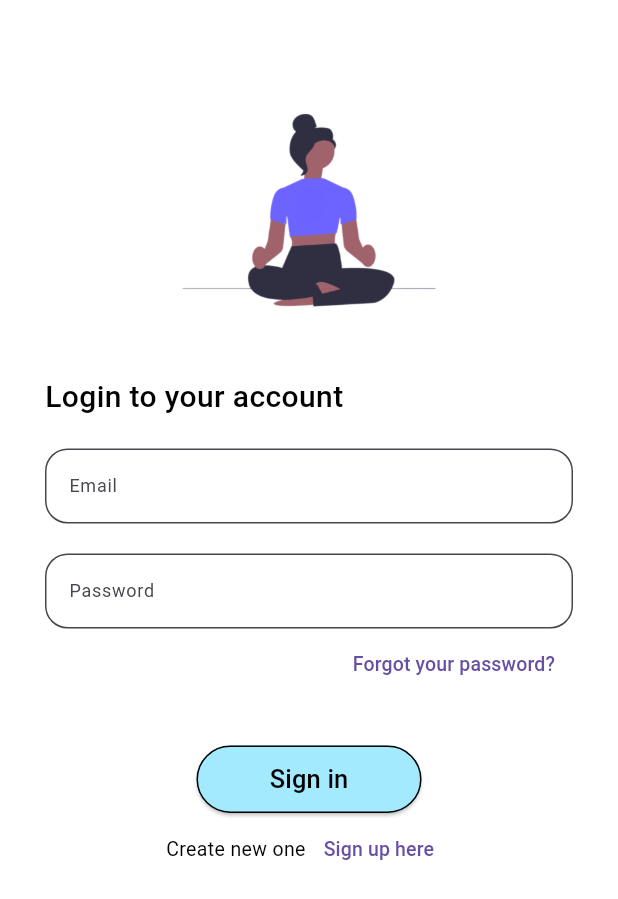
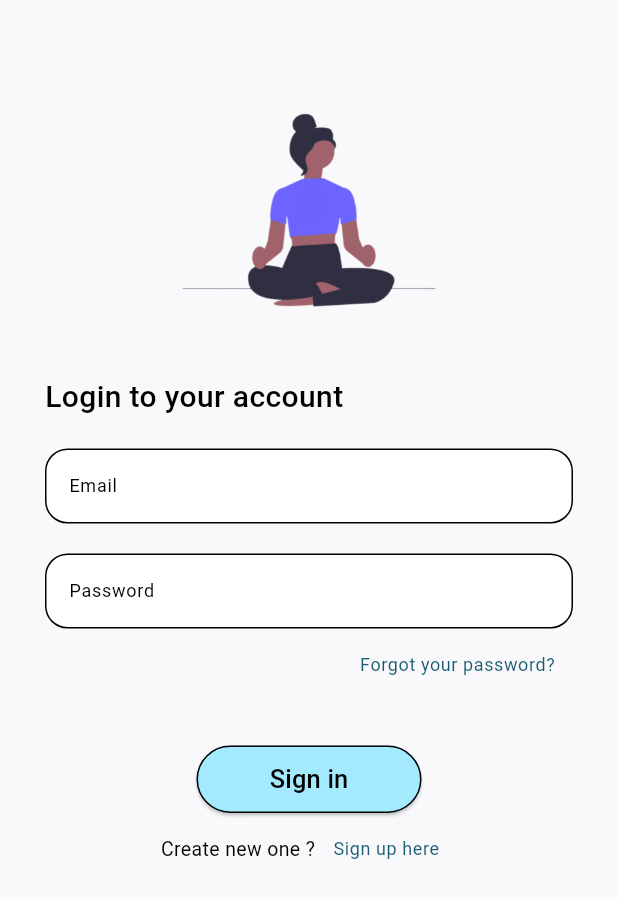
Before and after one commit to hanhan1310/improve_me, a Flutter app: the screen it shows after launch, on a phone screen of 412 x 824 dp. Shown: the top 899 px of the screen. Run offline on Flutter 3.47's test engine with Material 3 defaults, Android fonts, the light colour scheme and no system bars; our stand-ins replace animated_splash_screen, cloud_firestore, firebase_auth, firebase_core, fl_chart, get and 1 more; missing offline and left inert: firebase_app_check; accounts and stored records are empty.

Commit message:
update theme

```diff
--- a/lib/common_module/authentication/log_in/login_screen.dart
+++ b/lib/common_module/authentication/log_in/login_screen.dart
@@ -189,7 +189,7 @@ class _LoginScreenState extends State<LoginScreen> {
                     onPressed: () {},
                     child: Text(
                       "forgotPassword".tr,
-                      style: TextStyle(fontSize: 13),
+                      style: Theme.of(context).textTheme.bodySmall,
                     ),
                   ),
                 ],
@@ -240,7 +240,7 @@ class _LoginScreenState extends State<LoginScreen> {
                     },
                     child: Text(
                       "signUp".tr,
-                      style: TextStyle(fontSize: 13),
+                      style: Theme.of(context).textTheme.bodySmall,
                     ),
                   ),
                 ],
--- a/lib/config/localization/local_string.dart
+++ b/lib/config/localization/local_string.dart
@@ -5,10 +5,11 @@ class LocalString extends Translations {
   @override
   Map<String, Map<String, String>> get keys => {
     "en_US" : {
+      "noExercise": "You haven't work-out yet!",
       "loginToYourAccount": "Login to your account",
       "password": "Password",
       "forgotPassword": "Forgot your password?",
-      "createAccount": "Create new one",
+      "createAccount": "Create new one ?",
       "signIn": "Sign in",
       "signUp": "Sign up here",
       "searching": "Searching...",
@@ -48,10 +49,11 @@ class LocalString extends Translations {
 
     },
     "vi_VI" : {
+      "noExercise": "Bạn chưa tập luyện!",
       "loginToYourAccount": "Đăng nhập",
       "password": "Mật khẩu",
       "forgotPassword": "Quên mật khẩu?",
-      "createAccount": "Tạo tài khoản mới",
+      "createAccount": "Tạo tài khoản mới ?",
       "signIn": "Đăng nhập",
       "signUp": "Đăng kí ở đây",
       "searching": "Tìm kiếm...",
--- a/lib/config/theme/theme.dart
+++ b/lib/config/theme/theme.dart
@@ -3,24 +3,70 @@ import 'package:flutter/material.dart';
 class ThemeApp {
   static final dark = ThemeData(
     brightness: Brightness.dark,
-    primaryColor: Color(0xff6C48C5),
-    scaffoldBackgroundColor: Color(0xffC68FE6),
-    appBarTheme: AppBarTheme(color: Color(0xff1230AE),),
-    textTheme: ThemeData.dark().textTheme.apply(
-      bodyColor: Colors.white,
-      displayColor: Colors.white,
+    primaryColor: Color(0xffc157e1),
+    scaffoldBackgroundColor: Color(0xff190520),
+    appBarTheme: AppBarTheme(
+      color: Color(0xffc157e1),
+      elevation: 2,
+      iconTheme: IconThemeData(color: Colors.white),
+      titleTextStyle: TextStyle(color: Colors.white, fontSize: 20, fontWeight: FontWeight.bold),
     ),
-
+    floatingActionButtonTheme: FloatingActionButtonThemeData(
+      backgroundColor: Color(0xffc157e1),
+    ),
+    textTheme: TextTheme(
+      headlineMedium: TextStyle(
+        color: Colors.white,
+      ),
+      bodySmall: TextStyle(
+          color: Colors.white,
+      ),
+      titleSmall: TextStyle(
+        color: Colors.white,
+      ),
+      bodyMedium: TextStyle(
+          color: Colors.white,
+      ),
+    ),
+    colorScheme: ColorScheme.dark(
+      primary: Color(0xffc157e1),
+      onPrimary: Colors.white, // Màu chữ trên ElevatedButton
+      secondary: Colors.white,
+    ),
   );
 
   static final light = ThemeData(
     brightness: Brightness.light,
-    scaffoldBackgroundColor: Colors.white,
-    appBarTheme: AppBarTheme(color: Color(0xffA3EAFF)),
-    textTheme: ThemeData.light().textTheme.apply(
-      bodyColor: Colors.black,
-      displayColor: Colors.black,
+    primaryColor: Colors.white,
+    scaffoldBackgroundColor: Color(0xffF9F9FB),
+    appBarTheme: AppBarTheme(
+      color: Color(0xffA3EAFF),
+      elevation: 2,
+      iconTheme: IconThemeData(color: Colors.black),
+      titleTextStyle: TextStyle(color: Colors.black, fontSize: 20, fontWeight: FontWeight.bold),
     ),
+    floatingActionButtonTheme: FloatingActionButtonThemeData(
+      backgroundColor: Color(0xffA3EAFF),
+    ),
+    textTheme: TextTheme(
+      headlineMedium: TextStyle(
+        color: Color(0xff3A3A3A),
+      ),
+      bodySmall: TextStyle(
+        color: Color(0xff195c71),
+      ),
+      titleSmall: TextStyle(
+        color: Colors.black,
+      ),
+      bodyMedium: TextStyle(
+          color: Colors.black,
+      ),
+    ),
+    colorScheme: ColorScheme.light(
+      primary: Color(0xffA3EAFF),
+      onPrimary: Colors.black,
+      secondary: Color(0xff40b4d6),
+    ),
+  );
 
-  );
 }
--- a/lib/main.dart
+++ b/lib/main.dart
@@ -28,7 +28,6 @@ class MyApp extends StatelessWidget {
       locale: const Locale("en", "US"),
       theme: ThemeApp.light,
       darkTheme: ThemeApp.dark,
-      // themeMode: ThemeMode.dark,
       home: const SplashScreen(),
       // home: const HomeScreenExercises(),
     );
--- a/lib/screen/detail_screen/detail_food_screen.dart
+++ b/lib/screen/detail_screen/detail_food_screen.dart
@@ -29,12 +29,11 @@ class _DetailFoodScreenState extends State<DetailFoodScreen> {
       appBar: AppBar(
         title: Text(
             "foodDetail".tr,
-            style: TextStyle(
-                fontSize: 28, fontWeight: FontWeight.w500, color: Colors.black),
+            style: Theme.of(context).textTheme.headlineMedium,
           ),
 
         centerTitle: true,
-        backgroundColor: const Color(0xffA3EAFF),
+        backgroundColor: Theme.of(context).appBarTheme.backgroundColor,
         shape: const RoundedRectangleBorder(
           borderRadius: BorderRadius.only(
             bottomLeft: Radius.circular(30),
```
Also changed, not shown: lib/config/common_widget/text_widget/body_medium_text_widget.dart (added, +12 -0 lines), lib/config/common_widget/text_widget/body_small_text_widget.dart (added, +12 -0 lines), lib/config/common_widget/text_widget/headline_widget.dart (added, +12 -0 lines), lib/config/common_widget/text_widget/title_text_widget.dart (added, +12 -0 lines), lib/controller/sign_up_controller/sign_up_controller.dart (+38 -1 lines), lib/screen/detail_screen/chart_screen.dart (+17 -11 lines), lib/screen/detail_screen/exercise_detail_screen.dart (+3 -4 lines), lib/screen/detail_screen/profile_screen.dart (+36 -8 lines), lib/screen/detail_screen/setting_screen.dart (+20 -14 lines), lib/screen/main_screen/home_screen_exercises.dart (+3 -4 lines), lib/utils/authentication_service.dart (+16 -6 lines).
